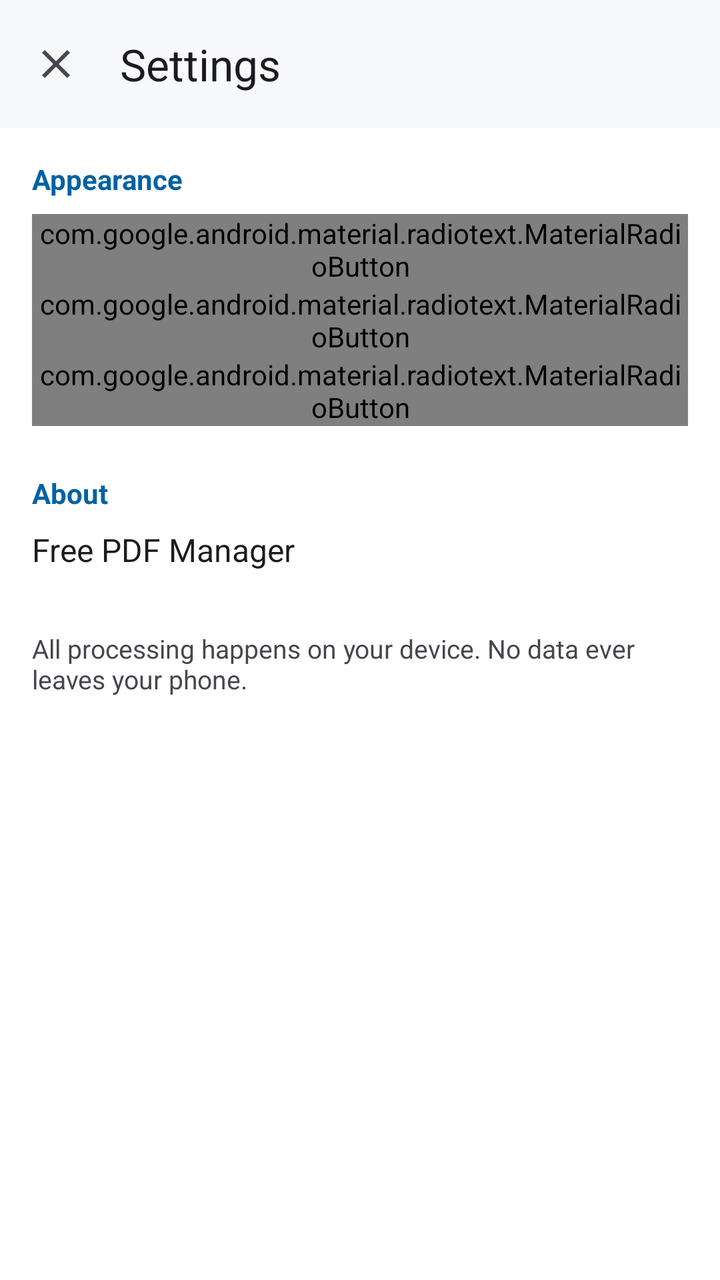
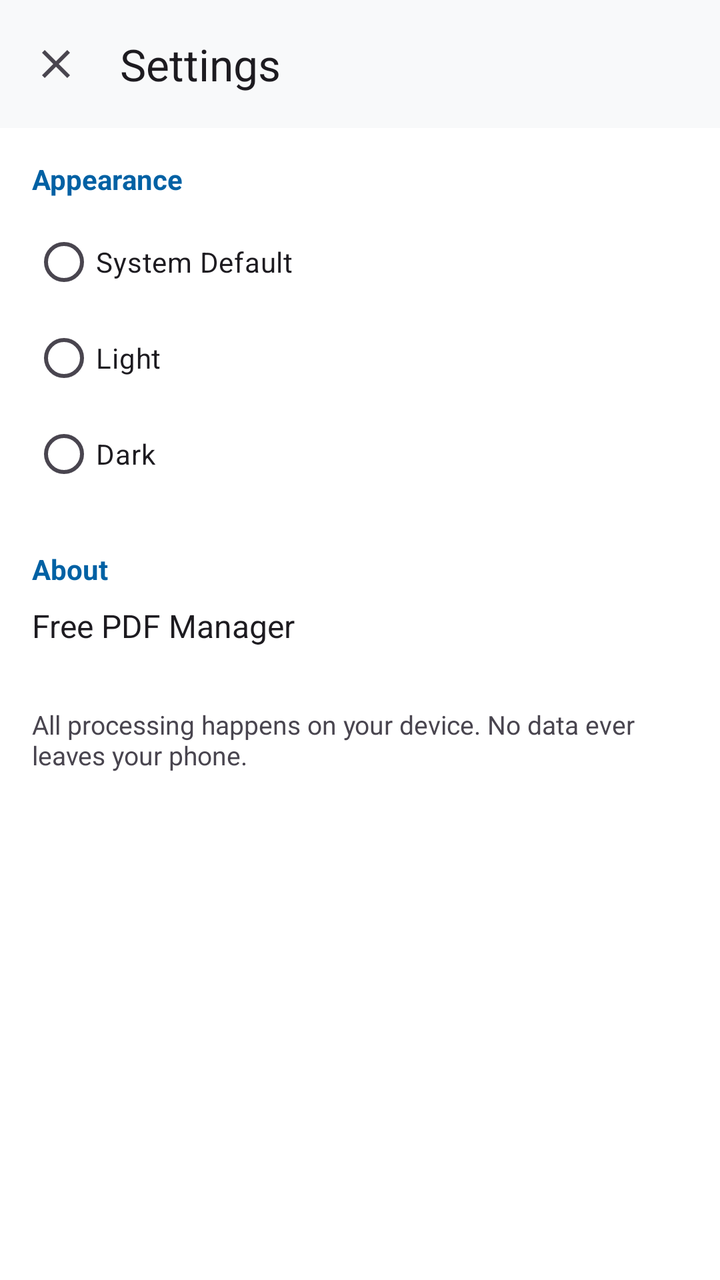

Before-and-after screenshots of an Android layout around one commit, followed by the original layout XML and the change that was made.
<!-- AndroidManifest.xml: application theme Theme.FreePDFManager -->
<!-- res/layout/activity_settings.xml -->
<?xml version="1.0" encoding="utf-8"?>
<androidx.coordinatorlayout.widget.CoordinatorLayout
    xmlns:android="http://schemas.android.com/apk/res/android"
    xmlns:app="http://schemas.android.com/apk/res-auto"
    android:layout_width="match_parent"
    android:layout_height="match_parent"
    android:background="@color/fpm_background">

    <com.google.android.material.appbar.AppBarLayout
        android:layout_width="match_parent"
        android:layout_height="wrap_content"
        android:background="@color/fpm_surface">

        <com.google.android.material.appbar.MaterialToolbar
            android:id="@+id/toolbar"
            android:layout_width="match_parent"
            android:layout_height="?attr/actionBarSize"
            app:navigationIcon="@drawable/ic_close"
            app:title="@string/settings_title" />
    </com.google.android.material.appbar.AppBarLayout>

    <androidx.core.widget.NestedScrollView
        android:layout_width="match_parent"
        android:layout_height="match_parent"
        app:layout_behavior="@string/appbar_scrolling_view_behavior">

        <LinearLayout
            android:layout_width="match_parent"
            android:layout_height="wrap_content"
            android:orientation="vertical"
            android:padding="16dp">

            
            <TextView
                android:layout_width="match_parent"
                android:layout_height="wrap_content"
                android:text="@string/settings_appearance"
                android:textStyle="bold"
                android:textSize="14sp"
                android:textColor="?attr/colorPrimary"
                android:layout_marginBottom="8dp" />

            <RadioGroup
                android:id="@+id/rgTheme"
                android:layout_width="match_parent"
                android:layout_height="wrap_content"
                android:orientation="vertical">

                <com.google.android.material.radiotext.MaterialRadioButton
                    android:id="@+id/rbSystem"
                    android:layout_width="match_parent"
                    android:layout_height="wrap_content"
                    android:text="@string/theme_system" />

                <com.google.android.material.radiotext.MaterialRadioButton
                    android:id="@+id/rbLight"
                    android:layout_width="match_parent"
                    android:layout_height="wrap_content"
                    android:text="@string/theme_light" />

                <com.google.android.material.radiotext.MaterialRadioButton
                    android:id="@+id/rbDark"
                    android:layout_width="match_parent"
                    android:layout_height="wrap_content"
                    android:text="@string/theme_dark" />
            </RadioGroup>

            
            <TextView
                android:layout_width="match_parent"
                android:layout_height="wrap_content"
                android:text="@string/settings_about"
                android:textStyle="bold"
                android:textSize="14sp"
                android:textColor="?attr/colorPrimary"
                android:layout_marginTop="24dp"
                android:layout_marginBottom="8dp" />

            <TextView
                android:layout_width="match_parent"
                android:layout_height="wrap_content"
                android:text="@string/app_name"
                android:textSize="16sp"
                android:textColor="?attr/colorOnSurface" />

            <TextView
                android:id="@+id/tvVersion"
                android:layout_width="match_parent"
                android:layout_height="wrap_content"
                android:textSize="13sp"
                android:textColor="?attr/colorOnSurfaceVariant" />

            <TextView
                android:layout_width="match_parent"
                android:layout_height="wrap_content"
                android:text="@string/settings_privacy_desc"
                android:textSize="13sp"
                android:textColor="?attr/colorOnSurfaceVariant"
                android:layout_marginTop="12dp" />
        </LinearLayout>
    </androidx.core.widget.NestedScrollView>
</androidx.coordinatorlayout.widget.CoordinatorLayout>
<!-- resources referenced by this layout -->
<resources>
  <color name="fpm_background">#FFFFFF</color>
  <color name="fpm_surface">#F8F9FA</color>
  <!-- drawable ic_close (drawable) -->
  <?xml version="1.0" encoding="utf-8"?>
  <vector xmlns:android="http://schemas.android.com/apk/res/android"
      android:width="24dp"
      android:height="24dp"
      android:viewportWidth="24"
      android:viewportHeight="24"
      android:tint="?attr/colorControlNormal">
      <path
          android:fillColor="@android:color/white"
          android:pathData="M19 6.41L17.59 5 12 10.59 6.41 5 5 6.41 10.59 12 5 17.59 6.41 19 12 13.41 17.59 19 19 17.59 13.41 12z"/>
  </vector>
  <string name="app_name">Free PDF Manager</string>
  <string name="settings_about">About</string>
  <string name="settings_appearance">Appearance</string>
  <string name="settings_privacy_desc">All processing happens on your device. No data ever leaves your phone.</string>
  <string name="settings_title">Settings</string>
  <string name="theme_dark">Dark</string>
  <string name="theme_light">Light</string>
  <string name="theme_system">System Default</string>
  <style name="Theme.FreePDFManager" parent="Theme.Material3.DayNight.NoActionBar">
          <item name="colorPrimary">@color/fpm_primary</item>
          <item name="colorOnPrimary">@color/fpm_on_primary</item>
          <item name="colorPrimaryContainer">@color/fpm_primary_container</item>
          <item name="colorOnPrimaryContainer">@color/fpm_on_primary_container</item>
          <item name="colorSecondary">@color/fpm_secondary</item>
          <item name="colorOnSecondary">@color/fpm_on_secondary</item>
          <item name="colorSecondaryContainer">@color/fpm_secondary_container</item>
          <item name="colorOnSecondaryContainer">@color/fpm_on_secondary_container</item>
          <item name="colorTertiary">@color/fpm_tertiary</item>
          <item name="colorError">@color/fpm_error</item>
          <item name="android:statusBarColor">@android:color/transparent</item>
          <item name="android:navigationBarColor">@android:color/transparent</item>
          <item name="android:windowLightStatusBar">true</item>
          <item name="android:windowBackground">@color/fpm_surface</item>
      </style>
  <color name="fpm_primary">#0061A4</color>
  <color name="fpm_on_primary">#FFFFFF</color>
  <color name="fpm_primary_container">#CDE7FF</color>
  <color name="fpm_on_primary_container">#001D36</color>
  <color name="fpm_secondary">#006A65</color>
  <color name="fpm_on_secondary">#FFFFFF</color>
  <color name="fpm_secondary_container">#C4F2EF</color>
  <color name="fpm_on_secondary_container">#00201E</color>
  <color name="fpm_tertiary">#7C5800</color>
  <color name="fpm_error">#BA1A1A</color>
</resources>

<!-- the commit's change to res/layout/activity_settings.xml (unified diff, before → after) -->
@@ -46,19 +46,19 @@
                 android:layout_height="wrap_content"
                 android:orientation="vertical">
 
-                <com.google.android.material.radiotext.MaterialRadioButton
+                <com.google.android.material.radiobutton.MaterialRadioButton
                     android:id="@+id/rbSystem"
                     android:layout_width="match_parent"
                     android:layout_height="wrap_content"
                     android:text="@string/theme_system" />
 
-                <com.google.android.material.radiotext.MaterialRadioButton
+                <com.google.android.material.radiobutton.MaterialRadioButton
                     android:id="@+id/rbLight"
                     android:layout_width="match_parent"
                     android:layout_height="wrap_content"
                     android:text="@string/theme_light" />
 
-                <com.google.android.material.radiotext.MaterialRadioButton
+                <com.google.android.material.radiobutton.MaterialRadioButton
                     android:id="@+id/rbDark"
                     android:layout_width="match_parent"
                     android:layout_height="wrap_content"
